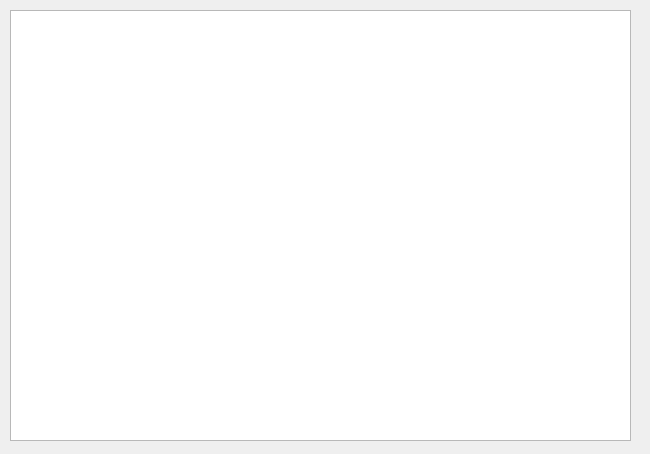
First picture: the form in mobslist.ui, repository Unknown0156/Autoage, before the edit.
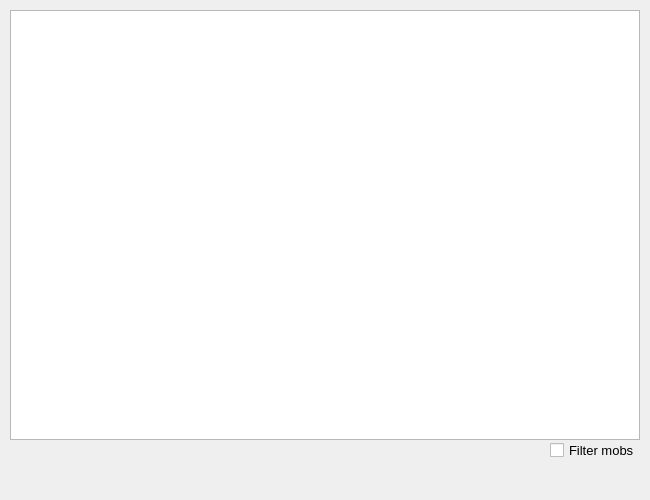
Second picture: the form after the edit.

Patch:
```diff
--- a/mobslist.ui
+++ b/mobslist.ui
@@ -7,7 +7,7 @@
     <x>0</x>
     <y>0</y>
     <width>650</width>
-    <height>454</height>
+    <height>500</height>
    </rect>
   </property>
   <property name="windowTitle">
@@ -18,11 +18,29 @@
     <rect>
      <x>10</x>
      <y>10</y>
-     <width>621</width>
-     <height>431</height>
+     <width>630</width>
+     <height>430</height>
     </rect>
    </property>
   </widget>
+  <widget class="QCheckBox" name="filtermobs">
+   <property name="geometry">
+    <rect>
+     <x>550</x>
+     <y>440</y>
+     <width>91</width>
+     <height>20</height>
+    </rect>
+   </property>
+   <property name="font">
+    <font>
+     <pointsize>10</pointsize>
+    </font>
+   </property>
+   <property name="text">
+    <string>Filter mobs</string>
+   </property>
+  </widget>
  </widget>
  <resources/>
  <connections/>
```
